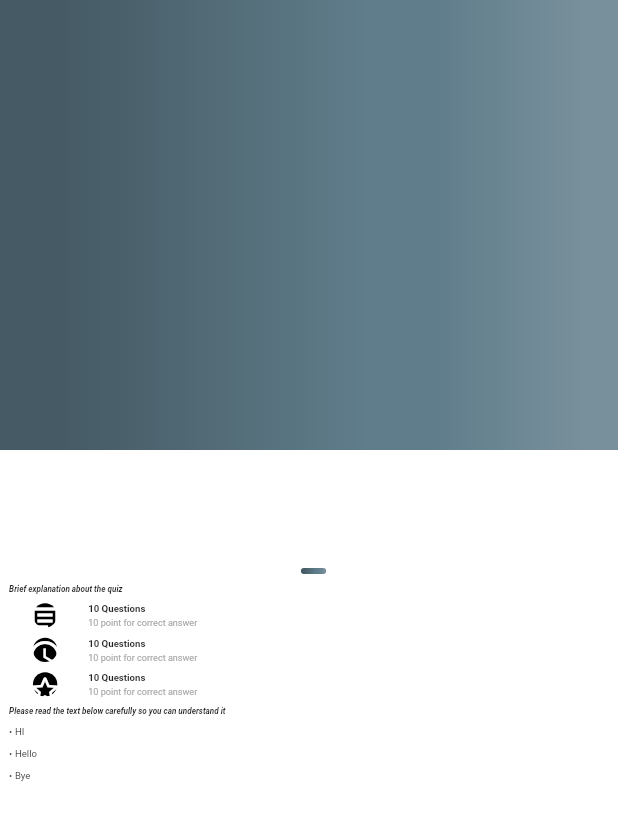
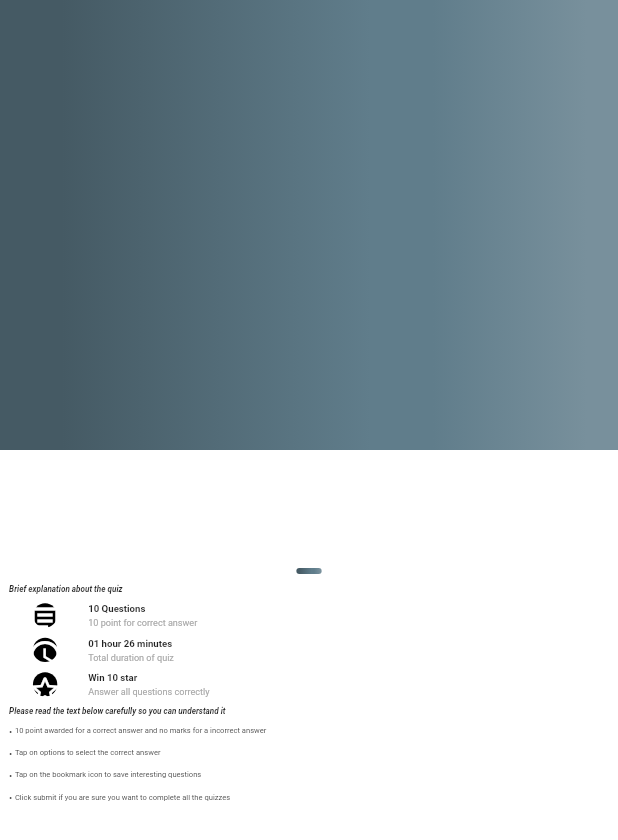
Before and after one commit to Vikaskumar75/Quiz_App, a Flutter app: the screen it shows after launch, after a tap on "UI UX Design", on a phone screen of 412 x 824 dp. Shown: the top 840 px of the screen. Run offline on Flutter 3.47's test engine with Material 2 defaults, Android fonts, the phone set to English and light mode, and no system bars; our stand-ins replace cached_network_image, connectivity_plus, flutter_riverpod, google_fonts, logger, riverpod and 1 more; network calls fail; Roboto replaces fonts that are missing (Ubuntu).

Commit message:
refactored quiz detail widgets

```diff
--- a/lib/src/quiz_detail/view/quiz_detail.dart
+++ b/lib/src/quiz_detail/view/quiz_detail.dart
@@ -1,8 +1,17 @@
 import 'package:flutter/material.dart';
+import 'package:quiz_app/src/quiz_home/repository/availability_repo.dart';
 import 'package:quiz_app/src/utilities/export.dart';
 
+part 'quiz_detail_card.dart';
+part 'quiz_detail_list_tile.dart';
+
 class QuizDetails extends StatelessWidget {
-  const QuizDetails({Key? key}) : super(key: key);
+  const QuizDetails({
+    Key? key,
+    required this.quiz,
+  }) : super(key: key);
+
+  final Quiz quiz;
 
   @override
   Widget build(BuildContext context) {
@@ -16,143 +25,14 @@ class QuizDetails extends StatelessWidget {
               gradient: ColorPallet.blueGreyGradient,
             ),
           ),
-          const Align(
+          Align(
             alignment: Alignment.bottomCenter,
-            child: _QuizDetailsCard(),
+            child: _QuizDetailsCard(
+              quiz: quiz,
+            ),
           )
         ],
       ),
     );
   }
 }
-
-class _QuizDetailsCard extends StatelessWidget {
-  const _QuizDetailsCard({
-    Key? key,
-  }) : super(key: key);
-
-  @override
-  Widget build(BuildContext context) {
-    return Container(
-      height: ScreenScaleFactor.screenHeight * 0.75,
-      width: double.maxFinite,
-      padding: EdgeInsets.only(left: 18.toWidth),
-      decoration: const BoxDecoration(
-        color: ColorPallet.white,
-        borderRadius: BorderRadius.vertical(
-          top: Radius.circular(28),
-        ),
-      ),
-      child: Column(
-        crossAxisAlignment: CrossAxisAlignment.start,
-        children: <Widget>[
-          SizedBox(height: 14.toHeight),
-          Center(
-            child: Container(
-              height: 4,
-              width: 50.toWidth,
-              decoration: BoxDecoration(
-                gradient: ColorPallet.blueGreyGradient,
-                borderRadius: BorderRadius.circular(6),
-              ),
-            ),
-          ),
-          SizedBox(height: 20.toHeight),
-          Text(
-            'Brief explanation about the quiz',
-            style: Theme.of(context).textTheme.headline5!.copyWith(
-                  fontWeight: FontWeight.w600,
-                  fontStyle: FontStyle.italic,
-                  fontSize: 16.toFont,
-                ),
-          ),
-          SizedBox(height: 20.toHeight),
-          const _QuizDetailListTile(
-            icon: Icons.article_outlined,
-            heading: '10 Questions',
-            subHeading: '10 point for correct answer',
-          ),
-          SizedBox(height: 20.toHeight),
-          const _QuizDetailListTile(
-            icon: Icons.access_time,
-            heading: '10 Questions',
-            subHeading: '10 point for correct answer',
-          ),
-          SizedBox(height: 20.toHeight),
-          const _QuizDetailListTile(
-            icon: Icons.star_border_rounded,
-            heading: '10 Questions',
-            subHeading: '10 point for correct answer',
-          ),
-          SizedBox(height: 20.toHeight),
-          Text(
-            'Please read the text below carefully so you can understand it',
-            style: Theme.of(context).textTheme.headline5!.copyWith(
-                  fontWeight: FontWeight.w600,
-                  fontStyle: FontStyle.italic,
-                  fontSize: 16.toFont,
-                ),
-          ),
-          SizedBox(height: 20.toHeight),
-          const BulletList(
-            <String>['HI', 'Hello', 'Bye'],
-          ),
-        ],
-      ),
-    );
-  }
-}
-
-class _QuizDetailListTile extends StatelessWidget {
-  const _QuizDetailListTile({
-    Key? key,
-    required this.heading,
-    required this.subHeading,
-    required this.icon,
-  }) : super(key: key);
-
-  final String heading;
-  final String subHeading;
-  final IconData icon;
-
-  @override
-  Widget build(BuildContext context) {
-    return SizedBox(
-      height: 48.toHeight,
-      child: Row(
-        crossAxisAlignment: CrossAxisAlignment.start,
-        children: <Widget>[
-          CircleAvatar(
-            radius: 24,
-            backgroundColor: ColorPallet.black,
-            child: Icon(
-              icon,
-              color: ColorPallet.white,
-            ),
-          ),
-          SizedBox(width: 14.toWidth),
-          Column(
-            crossAxisAlignment: CrossAxisAlignment.start,
-            children: <Widget>[
-              Text(
-                heading,
-                style: Theme.of(context)
-                    .textTheme
-                    .headline5!
-                    .copyWith(fontWeight: FontWeight.w600),
-              ),
-              const Spacer(),
-              Text(
-                subHeading,
-                style: Theme.of(context).textTheme.headline5!.copyWith(
-                      color: ColorPallet.lightGrey,
-                      fontSize: 18.toFont,
-                    ),
-              ),
-            ],
-          ),
-        ],
-      ),
-    );
-  }
-}
--- /dev/null
+++ b/lib/src/quiz_detail/view/quiz_detail_card.dart
@@ -0,0 +1,80 @@
+part of 'quiz_detail.dart';
+
+class _QuizDetailsCard extends StatelessWidget {
+  const _QuizDetailsCard({
+    Key? key,
+    required this.quiz,
+  }) : super(key: key);
+  final Quiz quiz;
+
+  @override
+  Widget build(BuildContext context) {
+    return Container(
+      height: ScreenScaleFactor.screenHeight * 0.75,
+      width: double.maxFinite,
+      padding: EdgeInsets.symmetric(horizontal: 18.toWidth),
+      decoration: const BoxDecoration(
+        color: ColorPallet.white,
+        borderRadius: BorderRadius.vertical(
+          top: Radius.circular(28),
+        ),
+      ),
+      child: Column(
+        crossAxisAlignment: CrossAxisAlignment.start,
+        children: <Widget>[
+          SizedBox(height: 14.toHeight),
+          Center(
+            child: Container(
+              height: 4,
+              width: 50.toWidth,
+              decoration: BoxDecoration(
+                gradient: ColorPallet.blueGreyGradient,
+                borderRadius: BorderRadius.circular(6),
+              ),
+            ),
+          ),
+          SizedBox(height: 20.toHeight),
+          Text(
+            'Brief explanation about the quiz',
+            style: Theme.of(context).textTheme.headline5!.copyWith(
+                  fontWeight: FontWeight.w600,
+                  fontStyle: FontStyle.italic,
+                  fontSize: 16.toFont,
+                ),
+          ),
+          SizedBox(height: 20.toHeight),
+          _QuizDetailListTile(
+            icon: Icons.article_outlined,
+            heading: '${quiz.noOfQuestions} Questions',
+            subHeading:
+                '${quiz.pointsForCorrectAnswer} point for correct answer',
+          ),
+          SizedBox(height: 20.toHeight),
+          _QuizDetailListTile(
+            icon: Icons.access_time,
+            heading:
+                '${quiz.duration.hour()} hour ${quiz.duration.minute()} minutes',
+            subHeading: 'Total duration of quiz',
+          ),
+          SizedBox(height: 20.toHeight),
+          _QuizDetailListTile(
+            icon: Icons.star_border_rounded,
+            heading: 'Win ${quiz.starsToWin} star',
+            subHeading: 'Answer all questions correctly',
+          ),
+          SizedBox(height: 20.toHeight),
+          Text(
+            'Please read the text below carefully so you can understand it',
+            style: Theme.of(context).textTheme.headline5!.copyWith(
+                  fontWeight: FontWeight.w600,
+                  fontStyle: FontStyle.italic,
+                  fontSize: 16.toFont,
+                ),
+          ),
+          SizedBox(height: 20.toHeight),
+          BulletList(quiz.warnings),
+        ],
+      ),
+    );
+  }
+}
--- /dev/null
+++ b/lib/src/quiz_detail/view/quiz_detail_list_tile.dart
@@ -0,0 +1,55 @@
+part of 'quiz_detail.dart';
+
+class _QuizDetailListTile extends StatelessWidget {
+  const _QuizDetailListTile({
+    Key? key,
+    required this.heading,
+    required this.subHeading,
+    required this.icon,
+  }) : super(key: key);
+
+  final String heading;
+  final String subHeading;
+  final IconData icon;
+
+  @override
+  Widget build(BuildContext context) {
+    return SizedBox(
+      height: 48.toHeight,
+      child: Row(
+        crossAxisAlignment: CrossAxisAlignment.start,
+        children: <Widget>[
+          CircleAvatar(
+            radius: 24,
+            backgroundColor: ColorPallet.black,
+            child: Icon(
+              icon,
+              color: ColorPallet.white,
+            ),
+          ),
+          SizedBox(width: 14.toWidth),
+          Column(
+            crossAxisAlignment: CrossAxisAlignment.start,
+            children: <Widget>[
+              Text(
+                heading,
+                style: Theme.of(context)
+                    .textTheme
+                    .headline5!
+                    .copyWith(fontWeight: FontWeight.w600),
+              ),
+              const Spacer(),
+              Text(
+                subHeading,
+                style: Theme.of(context).textTheme.headline5!.copyWith(
+                      color: ColorPallet.lightGrey,
+                      fontSize: 18.toFont,
+                    ),
+              ),
+            ],
+          ),
+        ],
+      ),
+    );
+  }
+}
--- a/lib/src/quiz_home/provider/availability_provider.dart
+++ b/lib/src/quiz_home/provider/availability_provider.dart
@@ -5,7 +5,7 @@ import 'package:quiz_app/src/quiz_home/repository/availability_repo.dart';
 
 final availabilityProvider = FutureProvider((_) async {
   final AvailabilityRepository _repo = AvailabilityRepository();
-  final Availability availability = await _repo.fetchAvailability();
+  final QuizAvailability availability = await _repo.fetchAvailability();
 
   return availability;
 });
--- a/lib/src/quiz_home/repository/availability_model.dart
+++ b/lib/src/quiz_home/repository/availability_model.dart
@@ -1,13 +1,13 @@
 part of 'availability_repo.dart';
 
-Availability availabilityFromJson(String str) => Availability.fromJson(
+QuizAvailability availabilityFromJson(String str) => QuizAvailability.fromJson(
       json.decode(str),
     );
 
-String availabilityToJson(Availability data) => json.encode(data.toJson());
+String availabilityToJson(QuizAvailability data) => json.encode(data.toJson());
 
-class Availability {
-  Availability({
+class QuizAvailability {
+  QuizAvailability({
     required this.status,
     required this.total,
     required this.data,
@@ -15,24 +15,25 @@ class Availability {
 
   final String status;
   final int total;
-  final List<AvailabilityItem> data;
+  final List<Quiz> data;
 
-  Availability copyWith({
+  QuizAvailability copyWith({
     String? status,
     int? total,
-    List<AvailabilityItem>? data,
+    List<Quiz>? data,
   }) =>
-      Availability(
+      QuizAvailability(
         status: status ?? this.status,
         total: total ?? this.total,
         data: data ?? this.data,
       );
 
-  factory Availability.fromJson(Map<String, dynamic> json) => Availability(
+  factory QuizAvailability.fromJson(Map<String, dynamic> json) =>
+      QuizAvailability(
         status: json['status'],
         total: json['total'],
-        data: List<AvailabilityItem>.from(json['data'].map(
-          (dynamic x) => AvailabilityItem.fromJson(x),
+        data: List<Quiz>.from(json['data'].map(
+          (dynamic x) => Quiz.fromJson(x),
         )),
       );
 
@@ -40,13 +41,13 @@ class Availability {
         'status': status,
         'total': total,
         'data': List<dynamic>.from(
-          data.map((AvailabilityItem x) => x.toJson()),
+          data.map((Quiz x) => x.toJson()),
         ),
       };
 }
 
-class AvailabilityItem {
-  AvailabilityItem({
+class Quiz {
+  Quiz({
     required this.id,
     required this.name,
     required this.imageUrl,
@@ -56,6 +57,7 @@ class AvailabilityItem {
     required this.starRating,
     required this.earnings,
     required this.starsToWin,
+    required this.pointsForCorrectAnswer,
     required this.warnings,
   });
 
@@ -68,9 +70,10 @@ class AvailabilityItem {
   final double starRating;
   final int earnings;
   final int starsToWin;
+  final int pointsForCorrectAnswer;
   final List<String> warnings;
 
-  AvailabilityItem copyWith({
+  Quiz copyWith({
     String? id,
     String? name,
     String? imageUrl,
@@ -80,9 +83,10 @@ class AvailabilityItem {
     double? starRating,
     int? earnings,
     int? starsToWin,
+    int? pointsForCorrectAnswer,
     List<String>? warnings,
   }) =>
-      AvailabilityItem(
+      Quiz(
         id: id ?? this.id,
         name: name ?? this.name,
         imageUrl: imageUrl ?? this.imageUrl,
@@ -92,11 +96,12 @@ class AvailabilityItem {
         starRating: starRating ?? this.starRating,
         earnings: earnings ?? this.earnings,
         starsToWin: starsToWin ?? this.starsToWin,
+        pointsForCorrectAnswer:
+            pointsForCorrectAnswer ?? this.pointsForCorrectAnswer,
         warnings: warnings ?? this.warnings,
       );
 
-  factory AvailabilityItem.fromJson(Map<String, dynamic> json) =>
-      AvailabilityItem(
+  factory Quiz.fromJson(Map<String, dynamic> json) => Quiz(
         id: json['id'],
         name: json['name'],
         imageUrl: json['image_url'],
@@ -108,6 +113,7 @@ class AvailabilityItem {
         starRating: json['star_rating'].toDouble(),
         earnings: json['earnings'],
         starsToWin: json['stars_to_win'],
+        pointsForCorrectAnswer: json['point_for_correct_answer'],
         warnings: List<String>.from(json['warnings'].map((dynamic x) => x)),
       );
 
@@ -123,6 +129,7 @@ class AvailabilityItem {
         'star_rating': starRating,
         'earnings': earnings,
         'stars_to_win': starsToWin,
+        'point_for_correct_answer': pointsForCorrectAnswer,
         'warnings': List<String>.from(warnings.map((String x) => x)),
       };
 }
--- a/lib/src/quiz_home/repository/availability_repo.dart
+++ b/lib/src/quiz_home/repository/availability_repo.dart
@@ -6,11 +6,11 @@ part 'availability_model.dart';
 part 'availability_service.dart';
 
 class AvailabilityRepository extends AvailabilityService {
-  Future<Availability> fetchAvailability() async {
+  Future<QuizAvailability> fetchAvailability() async {
     final String data = await _fetchAvailability();
 
     try {
-      final Availability availability = availabilityFromJson(data);
+      final QuizAvailability availability = availabilityFromJson(data);
       return availability;
     } catch (e) {
       throw Exception('Availability parsing gone wrong\n$e');
--- a/lib/src/quiz_home/view/quiz_home.dart
+++ b/lib/src/quiz_home/view/quiz_home.dart
@@ -23,7 +23,7 @@ class QuizHome extends ConsumerStatefulWidget {
 
 class _QuizHomeState extends ConsumerState<QuizHome> {
   late ScrollController _scrollController;
-  late AsyncValue<Availability> availability;
+  late AsyncValue<QuizAvailability> availability;
 
   @override
   void dispose() {
@@ -47,7 +47,7 @@ class _QuizHomeState extends ConsumerState<QuizHome> {
             child: _QuizCategory(),
           ),
           availability.when(
-            data: (Availability data) {
+            data: (QuizAvailability data) {
               return _QuizHomeList(
                 availability: data,
               );
--- a/lib/src/quiz_home/view/quiz_home_list.dart
+++ b/lib/src/quiz_home/view/quiz_home_list.dart
@@ -5,7 +5,7 @@ class _QuizHomeList extends ConsumerStatefulWidget {
     Key? key,
     required this.availability,
   }) : super(key: key);
-  final Availability availability;
+  final QuizAvailability availability;
 
   @override
   ConsumerState<_QuizHomeList> createState() => __AvailabilityListState();
@@ -39,7 +39,11 @@ class __AvailabilityListState extends ConsumerState<_QuizHomeList> {
           position: animation.drive(_offset),
           child: GestureDetector(
             onTap: () {
-              Navigator.pushNamed(context, Navigation.quizDetails);
+              Navigator.pushNamed(
+                context,
+                Navigation.quizDetails,
+                arguments: widget.availability.data[index],
+              );
             },
             child: _listItems[index],
           ),
@@ -50,7 +54,7 @@ class __AvailabilityListState extends ConsumerState<_QuizHomeList> {
   }
 
   Future<void> _addWidgets({int noOfWidgetsToAdd = 5}) async {
-    final List<AvailabilityItem> data = widget.availability.data;
+    final List<Quiz> data = widget.availability.data;
     if (data.isEmpty) return;
 
     final int _length = data.length;
@@ -60,7 +64,7 @@ class __AvailabilityListState extends ConsumerState<_QuizHomeList> {
 
     for (int i = _start; i < _end; i++) {
       if (i >= _length) break;
-      _listItems.insert(i, _QuizListItem(availability: data[i]));
+      _listItems.insert(i, _QuizListItem(quiz: data[i]));
       await Future<void>.delayed(const Duration(milliseconds: 5));
       _listKey.currentState!.insertItem(i);
     }
--- a/lib/src/quiz_home/view/quiz_list_item.dart
+++ b/lib/src/quiz_home/view/quiz_list_item.dart
@@ -3,10 +3,10 @@ part of 'quiz_home.dart';
 class _QuizListItem extends StatelessWidget {
   const _QuizListItem({
     Key? key,
-    required this.availability,
+    required this.quiz,
   }) : super(key: key);
 
-  final AvailabilityItem availability;
+  final Quiz quiz;
 
   @override
   Widget build(BuildContext context) {
@@ -16,7 +16,7 @@ class _QuizListItem extends StatelessWidget {
           ClipRRect(
             borderRadius: BorderRadius.circular(4),
             child: CachedNetworkImage(
-              imageUrl: availability.imageUrl,
+              imageUrl: quiz.imageUrl,
               width: ScreenScaleFactor.screenHeight * 0.12,
               height: double.maxFinite,
               fit: BoxFit.cover,
@@ -31,19 +31,19 @@ class _QuizListItem extends StatelessWidget {
                   return ColorPallet.blueGreyGradient.createShader(rect);
                 },
                 child: Text(
-                  availability.name,
+                  quiz.name,
                   style: Theme.of(context).textTheme.headline5,
                 ),
               ),
               const Spacer(),
               TextWithLeadingIcon(
-                text: '${availability.noOfQuestions} Questions',
+                text: '${quiz.noOfQuestions} Questions',
                 icon: Icons.summarize,
               ),
               const Spacer(),
               TextWithLeadingIcon(
-                text: '${availability.duration.hour()} hour '
-                    '${availability.duration.minute()} minutes',
+                text: '${quiz.duration.hour()} hour '
+                    '${quiz.duration.minute()} minutes',
                 icon: Icons.access_time,
               ),
               const Spacer(),
@@ -64,7 +64,7 @@ class _QuizListItem extends StatelessWidget {
                     return ColorPallet.blueGreyGradient.createShader(rect);
                   },
                   child: Text(
-                    availability.starRating.toString(),
+                    quiz.starRating.toString(),
                     style: Theme.of(context).textTheme.headline5,
                   ),
                 )
@@ -76,35 +76,3 @@ class _QuizListItem extends StatelessWidget {
     );
   }
 }
-
-class TextWithLeadingIcon extends StatelessWidget {
-  const TextWithLeadingIcon({
-    Key? key,
-    required this.text,
-    required this.icon,
-  }) : super(key: key);
-
-  final String text;
-  final IconData icon;
-
-  @override
-  Widget build(BuildContext context) {
-    return Row(
-      children: <Widget>[
-        Icon(
-          icon,
-          color: ColorPallet.grey,
-          size: 20,
-        ),
-        SizedBox(width: 10.toWidth),
-        Text(
-          text,
-          style: Theme.of(context)
-              .textTheme
-              .bodyText1!
-              .copyWith(color: ColorPallet.grey),
-        ),
-      ],
-    );
-  }
-}
--- a/lib/src/utilities/export.dart
+++ b/lib/src/utilities/export.dart
@@ -17,3 +17,4 @@ export 'widgets/generic_error_widget.dart';
 export 'widgets/internet_overlay.dart';
 export 'widgets/lazy_loading_text.dart';
 export 'widgets/bullet_list.dart';
+export 'widgets/text_with_leading_icon.dart';
--- a/lib/src/utilities/navigation.dart
+++ b/lib/src/utilities/navigation.dart
@@ -1,4 +1,5 @@
 import 'package:flutter/material.dart';
+import 'package:quiz_app/src/quiz_home/repository/availability_repo.dart';
 
 import '../authentication/authentication_screen.dart';
 import '../quiz_detail/view/quiz_detail.dart';
@@ -31,7 +32,9 @@ class Navigation extends NavigatorObserver {
         );
       case quizDetails:
         return _GenerateRoute(
-          child: const QuizDetails(),
+          child:  QuizDetails(
+            quiz: settings.arguments as Quiz,
+          ),
           routeName: settings.name!,
         );
       default:
--- a/lib/src/utilities/widgets/bullet_list.dart
+++ b/lib/src/utilities/widgets/bullet_list.dart
@@ -26,7 +26,7 @@ class BulletList extends StatelessWidget {
                   str,
                   textAlign: TextAlign.left,
                   softWrap: true,
-                  style: Theme.of(context).textTheme.headline5,
+                  style: Theme.of(context).textTheme.headline6,
                 ),
               ),
             ],
--- /dev/null
+++ b/lib/src/utilities/widgets/text_with_leading_icon.dart
@@ -0,0 +1,35 @@
+import 'package:flutter/material.dart';
+
+import '../export.dart';
+
+class TextWithLeadingIcon extends StatelessWidget {
+  const TextWithLeadingIcon({
+    Key? key,
+    required this.text,
+    required this.icon,
+  }) : super(key: key);
+
+  final String text;
+  final IconData icon;
+
+  @override
+  Widget build(BuildContext context) {
+    return Row(
+      children: <Widget>[
+        Icon(
+          icon,
+          color: ColorPallet.grey,
+          size: 20,
+        ),
+        SizedBox(width: 10.toWidth),
+        Text(
+          text,
+          style: Theme.of(context)
+              .textTheme
+              .bodyText1!
+              .copyWith(color: ColorPallet.grey),
+        ),
+      ],
+    );
+  }
+}
```
Also changed, not shown: data/availability.json (+10 -0 lines).
